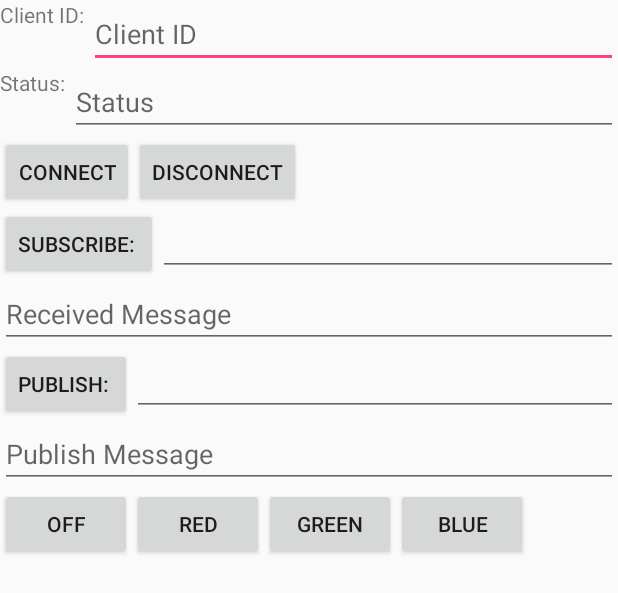
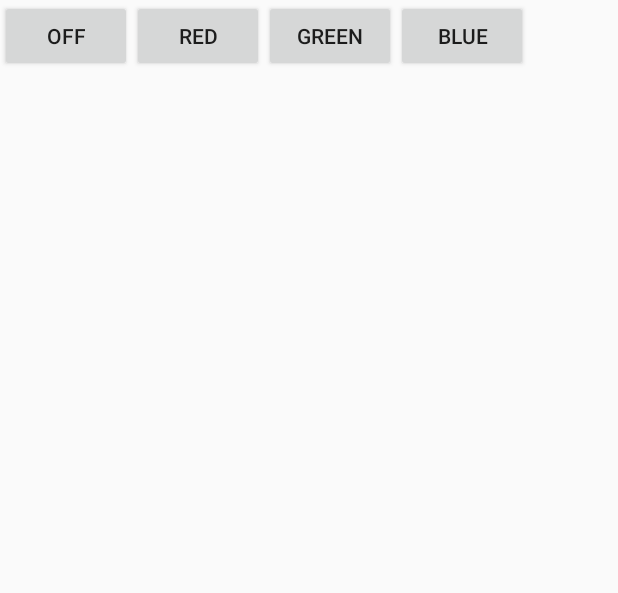
Before and after one commit to huynhhoangdong/IoT4U, an Android app: the layout control_device_pubsub.xml on its own in the app's theme, with its tools: preview values and no code run, on a phone screen of 412 x 824 dp. Shown: the top 593 px of the screen. Run offline under Robolectric (Android 15) with nearby library versions, the phone set to English and light mode, and no system bars.

Commit message:
Set connect and subscribe automatically

```diff
--- a/app/src/main/java/com/example/admin/iot4u/WifiSettings/WifiSettingForESP.java
+++ b/app/src/main/java/com/example/admin/iot4u/WifiSettings/WifiSettingForESP.java
@@ -21,6 +21,7 @@ import java.util.ArrayList;
 import java.util.HashMap;
 import java.util.List;
 
+//Not use
 public class WifiSettingForESP extends Activity implements View.OnClickListener {
     private Button btnScan;
     private ListView lvWifi;
--- a/app/src/main/res/layout/control_device_pubsub.xml
+++ b/app/src/main/res/layout/control_device_pubsub.xml
@@ -5,100 +5,8 @@
 
     >
 
-    <TextView
-        android:id="@+id/tvClientId"
-        android:layout_width="wrap_content"
-        android:layout_height="wrap_content"
-        android:text="Client ID: "
+    <LinearLayout
 
-
-        />
-
-    <EditText
-        android:id="@+id/edtClientId"
-        android:layout_width="match_parent"
-        android:layout_height="wrap_content"
-        android:layout_toRightOf="@id/tvClientId"
-        android:hint="Client ID"
-        android:layout_alignParentLeft="@+id/tvClientId"/>
-
-    <TextView
-        android:id="@+id/tvStatus"
-        android:layout_width="wrap_content"
-        android:layout_height="wrap_content"
-        android:layout_below="@id/edtClientId"
-        android:text="Status: "
-        />
-
-    <EditText
-        android:id="@+id/edtStatus"
-        android:layout_width="match_parent"
-        android:layout_height="wrap_content"
-        android:layout_below="@id/edtClientId"
-        android:layout_toRightOf="@+id/tvStatus"
-        android:hint="Status"
-        android:layout_alignParentLeft="@+id/tvStatus"/>
-
-    <Button
-        android:id="@+id/btnConnect"
-        android:layout_width="wrap_content"
-        android:layout_height="wrap_content"
-        android:layout_below="@id/edtStatus"
-
-        android:text="CONNECT" />
-
-    <Button
-        android:id="@+id/btnDisconnect"
-        android:layout_width="wrap_content"
-        android:layout_height="wrap_content"
-        android:layout_below="@id/edtStatus"
-        android:layout_toRightOf="@id/btnConnect"
-        android:text="DISCONNECT" />
-
-    <Button
-        android:id="@+id/btnSubscribe"
-        android:layout_width="wrap_content"
-        android:layout_height="wrap_content"
-        android:layout_below="@id/btnConnect"
-        android:text="SUBSCRIBE: " />
-
-    <EditText
-        android:id="@+id/edtSubTopic"
-        android:layout_width="match_parent"
-        android:layout_height="wrap_content"
-        android:layout_below="@id/btnConnect"
-        android:layout_toRightOf="@+id/btnSubscribe" />
-
-    <EditText
-        android:id="@+id/edtReceiveMessage"
-        android:layout_width="match_parent"
-        android:layout_height="wrap_content"
-        android:layout_below="@id/btnSubscribe"
-        android:hint="Received Message"/>
-
-    <Button
-        android:id="@+id/btnPublish"
-        android:layout_width="wrap_content"
-        android:layout_height="wrap_content"
-        android:layout_below="@id/edtReceiveMessage"
-        android:text="PUBLISH: " />
-
-    <EditText
-        android:id="@+id/edtPubTopic"
-        android:layout_width="match_parent"
-        android:layout_height="wrap_content"
-        android:layout_below="@id/edtReceiveMessage"
-        android:layout_toRightOf="@+id/btnPublish" />
-
-    <EditText
-        android:id="@+id/edtPublishMessage"
-        android:layout_width="match_parent"
-        android:layout_height="wrap_content"
-        android:layout_below="@id/btnPublish"
-        android:hint="Publish Message"/>
-
-    <LinearLayout
-        android:layout_below="@id/edtPublishMessage"
         android:layout_width="match_parent"
         android:layout_height="wrap_content"
         android:orientation="horizontal">
--- a/app/src/main/res/layout/recyclerview_item.xml
+++ b/app/src/main/res/layout/recyclerview_item.xml
@@ -39,5 +39,4 @@
         android:src="@drawable/ic_edit_green"
         android:paddingRight="10dp"/>
 
-
 </RelativeLayout>
```
Also changed, not shown: app/src/main/java/com/example/admin/iot4u/Fragment/DeviceListFragment.java (+0 -16 lines), app/src/main/java/com/example/admin/iot4u/MQTT/ControlDevice.java (+1 -7 lines), app/src/main/java/com/example/admin/iot4u/MQTT/ControlDevicePubSub.java (+61 -120 lines), app/src/main/java/com/example/admin/iot4u/MainActivity.java (+0 -23 lines).
